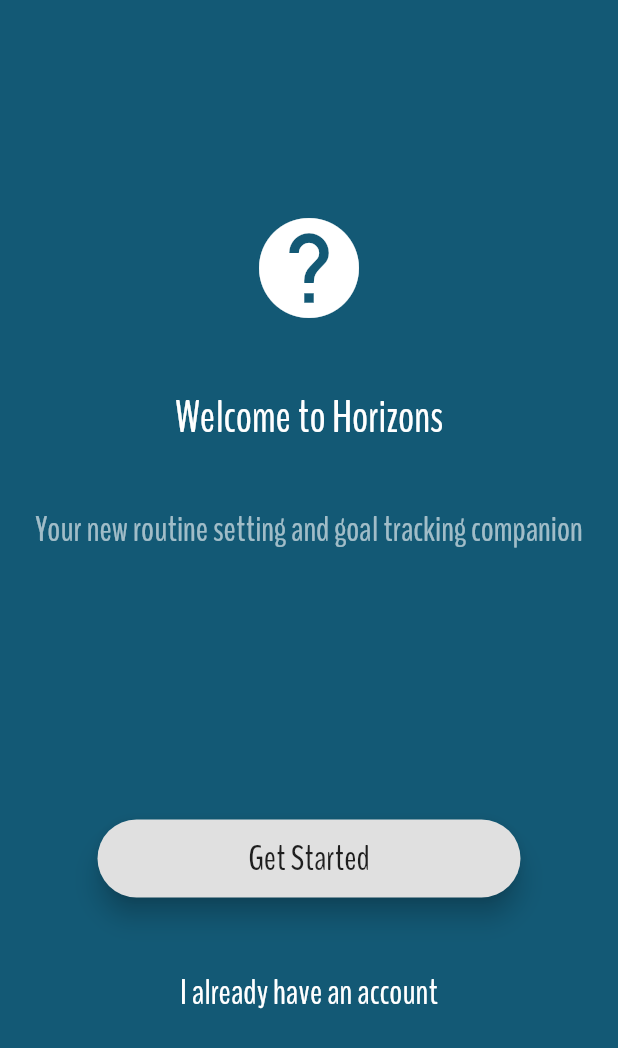
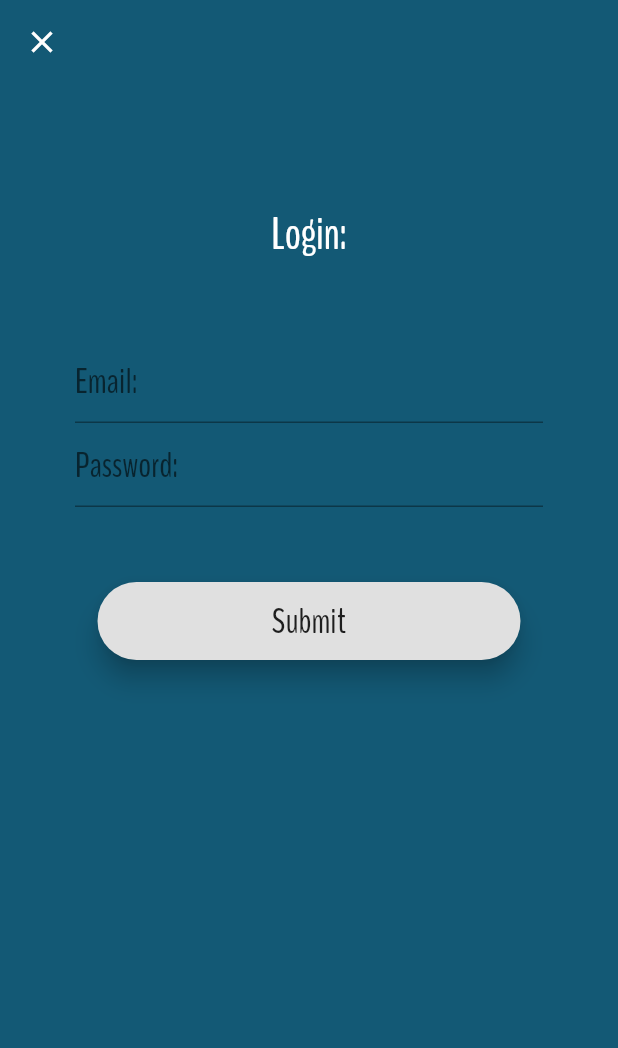
Before and after one commit to EYoung75/Routines-Flutter, a Flutter app: the screen it shows after launch, after a tap on "I already have an account", on a phone screen of 412 x 824 dp. Shown: the top 1048 px of the screen. Run offline on Flutter 3.47's test engine with Material 2 defaults, Android fonts, the phone set to English and light mode, and no system bars.

Commit message:
completed landing screen layout and routes

```diff
--- a/lib/main.dart
+++ b/lib/main.dart
@@ -2,6 +2,7 @@ import "package:flutter/material.dart";
 import 'package:routines/screens/ActScreen.dart';
 import "./screens/LandingScreen.dart";
 import "./screens/CreateScreen.dart";
+import "./screens/LoginScreen.dart";
 
 void main() async {
   runApp(Routines());
@@ -32,6 +33,7 @@ class _RoutinesState extends State<Routines> {
       ),
       home: LandingScreen(),
       routes: {
+        "/login": (ctx) => LoginScreen(),
         "/create": (ctx) => CreateScreen(),
         "/act": (ctx) => ActScreen(),
       },
--- a/lib/screens/CreateScreen.dart
+++ b/lib/screens/CreateScreen.dart
@@ -4,6 +4,9 @@ class CreateScreen extends StatelessWidget {
   @override
   Widget build(BuildContext context) {
     return Scaffold(
+      appBar: AppBar(
+        elevation: 0,
+      ),
       body: Container(
         alignment: Alignment.center,
         padding: EdgeInsets.all(50),
@@ -21,9 +24,8 @@ class CreateScreen extends StatelessWidget {
               height: 50,
             ),
             TextFormField(
-              decoration: InputDecoration(
-                hintText: "My name is...", hintMaxLines: 32
-              ),
+              decoration:
+                  InputDecoration(hintText: "My name is...", hintMaxLines: 32),
             )
           ],
         ),
--- a/lib/screens/LandingScreen.dart
+++ b/lib/screens/LandingScreen.dart
@@ -1,4 +1,5 @@
 import "package:flutter/material.dart";
+import 'package:routines/screens/LoginScreen.dart';
 
 class LandingScreen extends StatelessWidget {
   @override
@@ -22,7 +23,7 @@ class LandingScreen extends StatelessWidget {
               style: Theme.of(context).textTheme.title,
             ),
             Text(
-              "Your new routine setting and goal tracking companion",
+              "Your new routine and goal tracking companion",
               style: TextStyle(
                 color: Color.fromRGBO(255, 255, 255, .6),
               ),
@@ -46,8 +47,18 @@ class LandingScreen extends StatelessWidget {
               elevation: 7,
             ),
             FlatButton(
-              onPressed: () {},
-              child: Text("I already have an account", style: Theme.of(context).textTheme.body1,),
+              onPressed: () {
+                Navigator.of(context).push(
+                  MaterialPageRoute(
+                    builder: (ctx) => LoginScreen(),
+                    fullscreenDialog: true,
+                  ),
+                );
+              },
+              child: Text(
+                "I already have an account",
+                style: Theme.of(context).textTheme.body1,
+              ),
             )
           ],
         ),
--- /dev/null
+++ b/lib/screens/LoginScreen.dart
@@ -0,0 +1,64 @@
+import "package:flutter/material.dart";
+
+class LoginScreen extends StatelessWidget {
+  @override
+  Widget build(BuildContext context) {
+    return Scaffold(
+      appBar: AppBar(
+        elevation: 0,
+      ),
+      body: Container(
+        height: double.infinity,
+        width: double.infinity,
+        color: Theme.of(context).primaryColor,
+        child: SingleChildScrollView(
+          child: Form(
+            child: Padding(
+              padding: const EdgeInsets.symmetric(horizontal: 50, vertical: 80),
+              child: Column(
+                mainAxisAlignment: MainAxisAlignment.spaceEvenly,
+                children: <Widget>[
+                  Text(
+                    "Login:",
+                    style: Theme.of(context).textTheme.title,
+                  ),
+                  SizedBox(
+                    height: 50,
+                  ),
+                  TextFormField(
+                    style: Theme.of(context).textTheme.body1,
+                    decoration: InputDecoration(
+                      hintText: "Email:",
+                    ),
+                  ),
+                  TextFormField(
+                    style: Theme.of(context).textTheme.body1,
+                    decoration: InputDecoration(
+                      hintText: "Password:",
+                    ),
+                  ),
+                  SizedBox(
+                    height: 50,
+                  ),
+                  RaisedButton(
+                    elevation: 7,
+                    shape: RoundedRectangleBorder(
+                      borderRadius: BorderRadius.circular(50),
+                    ),
+                    onPressed: () {},
+                    child: Container(
+                      padding: EdgeInsets.all(10),
+                      alignment: Alignment.center,
+                      width: 250,
+                      child: Text("Submit"),
+                    ),
+                  )
+                ],
+              ),
+            ),
+          ),
+        ),
+      ),
+    );
+  }
+}
```
